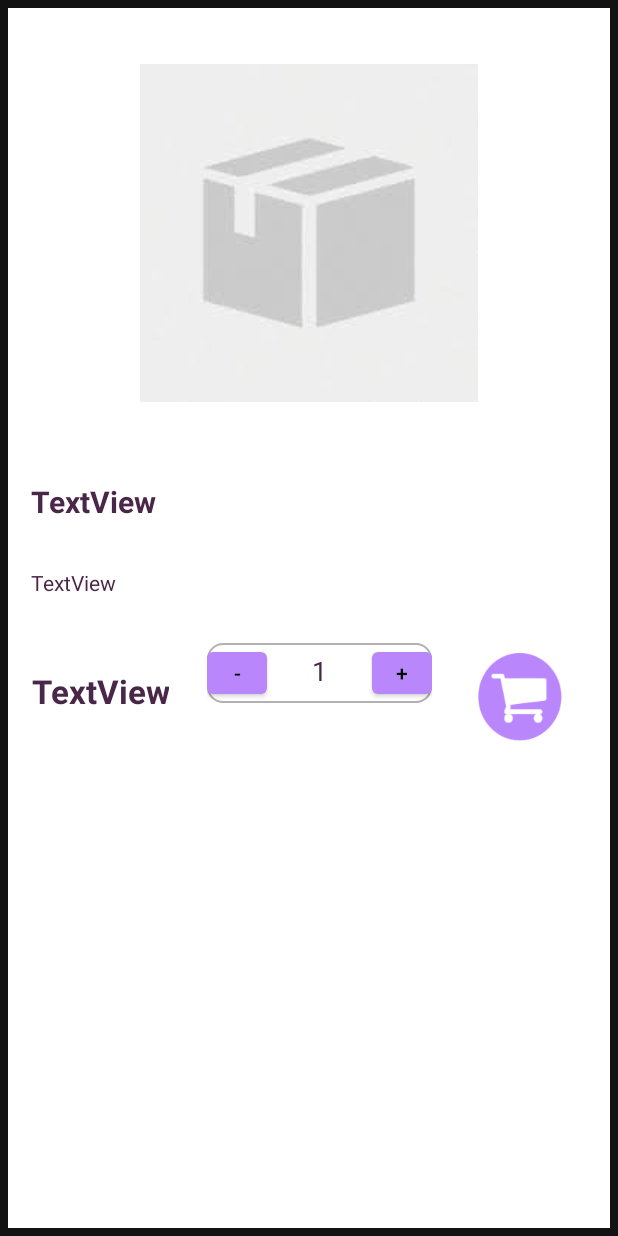
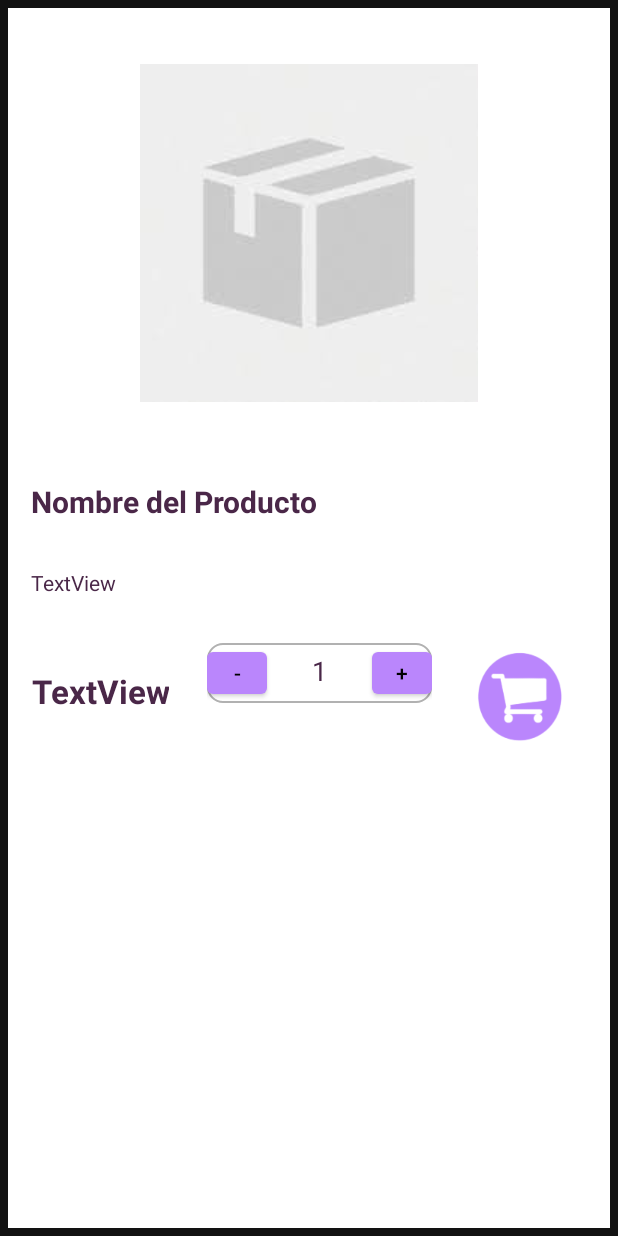
Before and after one commit to datbat001/GreenCo-Concurso, an Android app: the Verproducto screen opened directly, with no data from a screen before it, on a phone screen of 412 x 824 dp. Run offline under Robolectric (Android 15) with nearby library versions, the phone set to English and light mode, and no system bars; our stand-ins replace Volley; network calls fail; Roboto replaces fonts that are not available here.

Commit message:
request al servidor para desplegar datos de un producto en especifico y creacion de los archivos de microservicios en php

```diff
--- a/GreenCo/app/src/main/java/com/itz/isc/greenco/ListProducts/Adapter.java
+++ b/GreenCo/app/src/main/java/com/itz/isc/greenco/ListProducts/Adapter.java
@@ -1,12 +1,10 @@
 package com.itz.isc.greenco.ListProducts;
 
 import android.content.Context;
-import android.content.Intent;
 import android.graphics.Bitmap;
 import android.view.LayoutInflater;
 import android.view.View;
 import android.view.ViewGroup;
-import android.widget.AdapterView;
 import android.widget.ImageView;
 import android.widget.TextView;
 
@@ -19,9 +17,6 @@ import com.android.volley.VolleyError;
 import com.android.volley.toolbox.ImageRequest;
 import com.android.volley.toolbox.Volley;
 import com.itz.isc.greenco.R;
-import com.itz.isc.greenco.Verproducto;
-
-import org.json.JSONArray;
 
 import java.util.List;
 
--- a/GreenCo/app/src/main/java/com/itz/isc/greenco/Verproducto.java
+++ b/GreenCo/app/src/main/java/com/itz/isc/greenco/Verproducto.java
@@ -1,31 +1,112 @@
 package com.itz.isc.greenco;
+
+import android.graphics.Bitmap;
+import android.os.Bundle;
+import android.widget.Button;
+import android.widget.EditText;
+import android.widget.ImageView;
+import android.widget.TextView;
+import android.widget.Toast;
 
 import androidx.appcompat.app.AppCompatActivity;
 
-import android.os.Bundle;
-import android.widget.ImageView;
-import android.widget.TextView;
+import com.android.volley.Request;
+import com.android.volley.RequestQueue;
+import com.android.volley.Response;
+import com.android.volley.VolleyError;
+import com.android.volley.toolbox.ImageRequest;
+import com.android.volley.toolbox.JsonObjectRequest;
+import com.android.volley.toolbox.Volley;
+import com.itz.isc.greenco.ListProducts.Products;
+
+import org.json.JSONException;
+import org.json.JSONObject;
 
 public class Verproducto extends AppCompatActivity {
+
+    ImageView imageView;
+    TextView nombreVer;
+    TextView precioVer;
+    TextView descVer;
+    EditText editText;
+
+    Button btnmas;
+    Button btnmenos;
+    Button btncarrito;
+    Products products;
 
     @Override
     protected void onCreate(Bundle savedInstanceState) {
         super.onCreate(savedInstanceState);
         setContentView(R.layout.activity_verproducto);
 
-        /*String name = getIntent().getStringExtra("productName");
-        String productDesc = getIntent().getStringExtra("productName");
-        String productPrice = getIntent().getStringExtra("productName");
-        String imageProduct = getIntent().getStringExtra("productName");
+        String id = getIntent().getStringExtra("Id");
+        //Toast.makeText(this, "Id: " + id, Toast.LENGTH_SHORT).show();
+        imageView = findViewById(R.id.img_prodver);
+        nombreVer = findViewById(R.id.nomProdver);
+        precioVer = findViewById(R.id.precProdver);
+        descVer = findViewById(R.id.descProdver);
+        btnmas = findViewById(R.id.buttonmas);
+        btnmenos = findViewById(R.id.buttonmenos);
+        btncarrito = findViewById(R.id.buttonshopver);
+        editText = findViewById(R.id.editTextNumberver);
 
-        TextView nameProd = findViewById(R.id.nomProd);
-        TextView descProd = findViewById(R.id.descProd);
-        TextView precioProd = findViewById(R.id.precProd);
-        ImageView imageProd = findViewById(R.id.img_prod);
+        extractProducts(id);
+    }
 
-        nameProd.setText(name);
-        descProd.setText(productDesc);
-        precioProd.setText(productPrice);
-        imageProd.setImageResource(Integer.parseInt(imageProduct));*/
+    private void extractProducts(String Id) {
+        String JSON_URL = "https://androidexd.000webhostapp.com/loginphp/showProduct.php?Id="+Id;
+        RequestQueue queue = Volley.newRequestQueue(this);
+        JsonObjectRequest jsonObjectRequest = new JsonObjectRequest
+                (Request.Method.GET,
+                        JSON_URL,
+                        null,
+                        new Response.Listener<JSONObject>() {
+                    @Override
+                    public void onResponse(JSONObject item) {
+
+                        products = null;
+                        try {
+
+                            nombreVer.setText(item.getString("nomProducto"));
+                            descVer.setText(item.getString("descripcion"));
+                            precioVer.setText(item.getString("precio"));
+                            editText.setText(item.getString("existencia"));
+                            cargarImagen(item.getString("imageName").toString());
+
+                        } catch (JSONException e) {
+                            e.printStackTrace();
+                        }
+
+                    }
+
+                }, new Response.ErrorListener() {
+
+                    @Override
+                    public void onErrorResponse(VolleyError error) {
+                        Toast.makeText(Verproducto.this,"Something Went Wrong",Toast.LENGTH_SHORT).show();
+                        error.printStackTrace();
+                    }
+                });
+        queue.add(jsonObjectRequest);
+
+    }
+
+    private void cargarImagen(String imageURL) {
+        String URL = "https://androidexd.000webhostapp.com/media/logo2.png";
+        RequestQueue queue = Volley.newRequestQueue(this);
+        ImageRequest imageRequest = new ImageRequest(URL, new Response.Listener<Bitmap>() {
+
+            @Override
+            public void onResponse(Bitmap response) {
+                imageView.setImageBitmap(response);
+            }
+        }, 0, 0, ImageView.ScaleType.CENTER_CROP, null, new Response.ErrorListener() {
+            @Override
+            public void onErrorResponse(VolleyError error) {
+                Toast.makeText(Verproducto.this,"Something Went Wrong Loading the Image",Toast.LENGTH_SHORT).show();
+                error.printStackTrace();
+            }
+        });
     }
 }
--- a/GreenCo/app/src/main/res/layout/activity_loginr.xml
+++ b/GreenCo/app/src/main/res/layout/activity_loginr.xml
@@ -98,6 +98,7 @@
                 android:inputType="textEmailAddress"
                 android:paddingLeft="18dp"
                 android:paddingRight="18dp"
+                android:text="username"
                 android:textColor="@color/purple_black"
                 android:textSize="16sp"
                 android:textStyle="bold"
@@ -132,6 +133,7 @@
                 android:inputType="textPassword"
                 android:paddingStart="18dp"
                 android:paddingRight="18dp"
+                android:text="password"
                 android:textColor="@color/purple_black"
                 android:textSize="16dp"
                 android:textStyle="bold"
--- a/GreenCo/app/src/main/res/layout/activity_verproducto.xml
+++ b/GreenCo/app/src/main/res/layout/activity_verproducto.xml
@@ -35,7 +35,7 @@
                 app:toolbarId="@+id/toolbar">
 
                 <ImageView
-                    android:id="@+id/img_prod"
+                    android:id="@+id/img_prodver"
                     android:layout_width="wrap_content"
                     android:layout_height="wrap_content"
                     android:layout_gravity="center"
@@ -50,19 +50,19 @@
         </com.google.android.material.appbar.AppBarLayout>
 
         <TextView
-            android:id="@+id/nomProd"
+            android:id="@+id/nomProdver"
             android:layout_width="match_parent"
             android:layout_height="wrap_content"
             android:layout_margin="15dp"
             android:layout_marginLeft="15dp"
             android:layout_marginTop="15dp"
-            android:text="TextView"
+            android:text="Nombre del Producto"
             android:textColor="#4A2748"
             android:textSize="20sp"
             android:textStyle="bold" />
 
         <TextView
-            android:id="@+id/descProd"
+            android:id="@+id/descProdver"
             android:layout_width="match_parent"
             android:layout_height="wrap_content"
             android:layout_margin="15dp"
@@ -78,7 +78,7 @@
             android:padding="15dp">
 
             <TextView
-                android:id="@+id/precProd"
+                android:id="@+id/precProdver"
                 android:layout_width="wrap_content"
                 android:layout_height="wrap_content"
                 android:gravity="center"
@@ -95,14 +95,14 @@
                 android:orientation="horizontal">
 
                 <Button
-                    android:id="@+id/button"
+                    android:id="@+id/buttonmenos"
                     android:layout_width="40dp"
                     android:layout_height="40dp"
                     android:background="@null"
                     android:text="-" />
 
                 <EditText
-                    android:id="@+id/editTextNumber"
+                    android:id="@+id/editTextNumberver"
                     android:layout_width="70dp"
                     android:layout_height="wrap_content"
                     android:background="@null"
@@ -113,7 +113,7 @@
                     android:textColor="#4A2748" />
 
                 <Button
-                    android:id="@+id/button2"
+                    android:id="@+id/buttonmas"
                     android:layout_width="40dp"
                     android:layout_height="40dp"
                     android:background="@null"
@@ -121,7 +121,7 @@
             </LinearLayout>
 
             <Button
-                android:id="@+id/button5"
+                android:id="@+id/buttonshopver"
                 android:layout_width="70dp"
                 android:layout_height="70dp"
                 android:layout_marginLeft="25dp"
--- a/GreenCo/build.gradle
+++ b/GreenCo/build.gradle
@@ -1,8 +1,9 @@
 // Top-level build file where you can add configuration options common to all sub-projects/modules.
 plugins {
-    id 'com.android.application' version '7.2.1' apply false
-    id 'com.android.library' version '7.2.1' apply false
+    id 'com.android.application' version '7.2.2' apply false
+    id 'com.android.library' version '7.2.2' apply false
 }
+
 
 task clean(type: Delete) {
     delete rootProject.buildDir
```
Also changed, not shown: GreenCo/app/src/main/AndroidManifest.xml (+5 -4 lines), GreenCo/app/src/main/java/com/itz/isc/greenco/ListProducts/Products.java (+14 -1 lines), GreenCo/app/src/main/java/com/itz/isc/greenco/MainActivity.java (+17 -11 lines), GreenCo/app/src/main/java/com/itz/isc/greenco/showProductos.java (+11 -9 lines), GreenCo/app/src/main/res/layout/activity_carrito2.xml (+29 -17 lines), GreenCo/app/src/main/res/layout/activity_main.xml (+16 -8 lines), GreenCo/app/src/main/res/values/strings.xml (+8 -0 lines), 8 other files.
